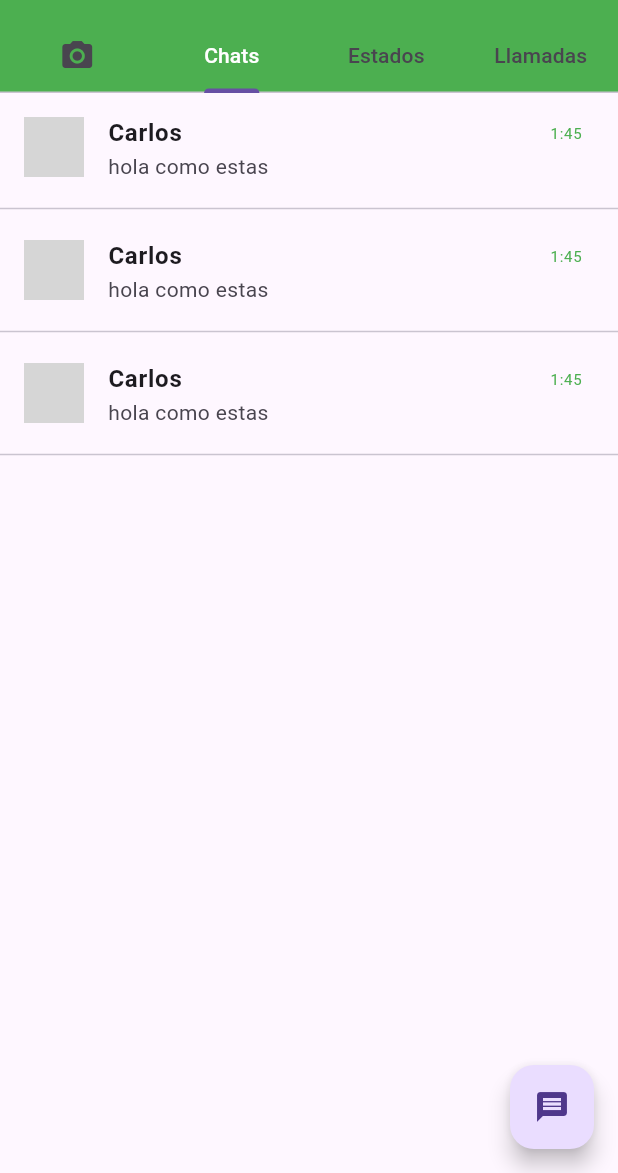
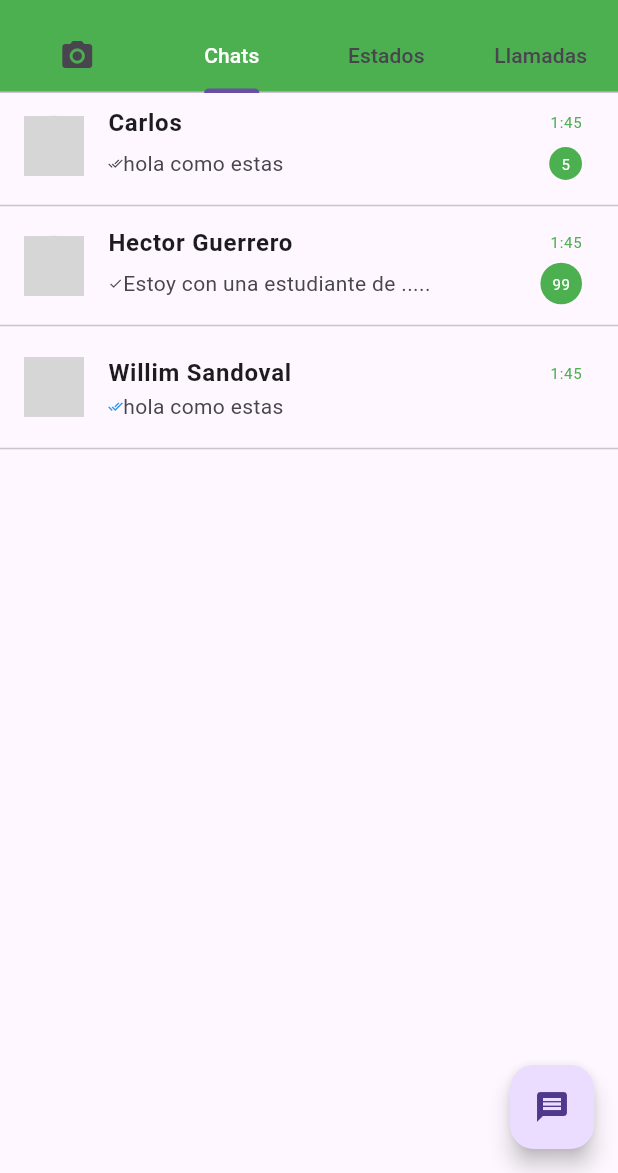
Before and after one commit to Carlos4994/SistemaChat, a Flutter app: the screen it shows after launch, on a phone screen of 412 x 824 dp, the part 63-1236 px from its top. Run offline on Flutter 3.47's test engine with Material 3 defaults, Android fonts, the phone set to English and light mode, and no system bars; network calls fail; grey boxes are pictures that could not be loaded.

Commit message:
widget check

```diff
--- a/lib/models/chatItem.dart
+++ b/lib/models/chatItem.dart
@@ -6,18 +6,23 @@ class ChatItem {
   final String message;
   final DateTime date;
   final int unreadMessage;
+  final CheckStatus cheked;
   ChatItem({
     required this.avatarURL,
     required this.name,
     required this.message,
     required this.date,
     this.unreadMessage = 0,
+    this.cheked = CheckStatus.unckeck,
   });
 
   String get lastMessageTime => "${date.hour}:${date.minute}";
 
-  String get shortMessage => "${message}";
+  String get shortMessage =>
+      message.length > 30 ? '${message.substring(0, 28)}.....' : message;
 
   int get unReadMessageCount => unreadMessage > 99 ? 99 : unreadMessage;
   bool get haveUnreadMessage => unreadMessage != 0;
 }
+
+enum CheckStatus { unckeck, check, doublecheck, doublegreencheck }
--- a/lib/screens/chat_item_widget.dart
+++ b/lib/screens/chat_item_widget.dart
@@ -1,6 +1,7 @@
 // ignore_for_file: prefer_const_constructors
 
 import 'package:clon_whastapp/models/chatItem.dart';
+import 'package:clon_whastapp/screens/widgets/check_widget.dart';
 import 'package:flutter/material.dart';
 
 class ChatItemWidget extends StatelessWidget {
@@ -28,8 +29,14 @@ class ChatItemWidget extends StatelessWidget {
           ],
         ),
         subtitle: Row(
+          mainAxisAlignment: MainAxisAlignment.spaceBetween,
           children: <Widget>[
-            Text(chatItem.shortMessage),
+            Row(
+              children: <Widget>[
+                CheckWidget(chatItem.cheked),
+                Text(chatItem.shortMessage),
+              ],
+            ),
             chatItem.haveUnreadMessage
                 ? Container(
                     padding: EdgeInsets.all(8.0),
--- a/lib/screens/chat_list_widget.dart
+++ b/lib/screens/chat_list_widget.dart
@@ -33,19 +33,24 @@ List<ChatItem> chatItems = [
     name: 'Carlos',
     message: 'hola como estas',
     date: DateTime.parse('2010-05-06 01:45:44.000'),
+    unreadMessage: 5,
+    cheked: CheckStatus.doublecheck,
   ),
   ChatItem(
     avatarURL:
         'https://www.danielhernandez.website/wp-content/uploads/2017/07/facebook-icon-gran.png',
-    name: 'Carlos',
-    message: 'hola como estas',
+    name: 'Hector Guerrero',
+    message: 'Estoy con una estudiante de la universidad',
     date: DateTime.parse('2010-05-06 01:45:44.000'),
+    unreadMessage: 100,
+    cheked: CheckStatus.check,
   ),
   ChatItem(
     avatarURL:
         'https://www.danielhernandez.website/wp-content/uploads/2017/07/facebook-icon-gran.png',
-    name: 'Carlos',
+    name: 'Willim Sandoval',
     message: 'hola como estas',
     date: DateTime.parse('2010-05-06 01:45:44.000'),
+    cheked: CheckStatus.doublegreencheck,
   ),
 ];
--- /dev/null
+++ b/lib/screens/widgets/check_widget.dart
@@ -0,0 +1,39 @@
+// ignore_for_file: prefer_const_constructors
+
+import 'package:clon_whastapp/models/chatItem.dart';
+import 'package:flutter/material.dart';
+
+class CheckWidget extends StatelessWidget {
+  final CheckStatus checkStatus;
+  const CheckWidget(this.checkStatus, {super.key})
+      : assert(checkStatus != null);
+  @override
+  Widget build(BuildContext context) {
+    switch (checkStatus) {
+      case CheckStatus.unckeck:
+        return Container();
+        break;
+      case CheckStatus.check:
+        return Icon(
+          Icons.check,
+          size: 10.0,
+        );
+        break;
+      case CheckStatus.doublegreencheck:
+        return Icon(
+          Icons.done_all,
+          color: Colors.blue,
+          size: 10.0,
+        );
+        break;
+      case CheckStatus.doublecheck:
+        return Icon(
+          Icons.done_all,
+          size: 10.0,
+        );
+        break;
+      default:
+        return Container();
+    }
+  }
+}
```
